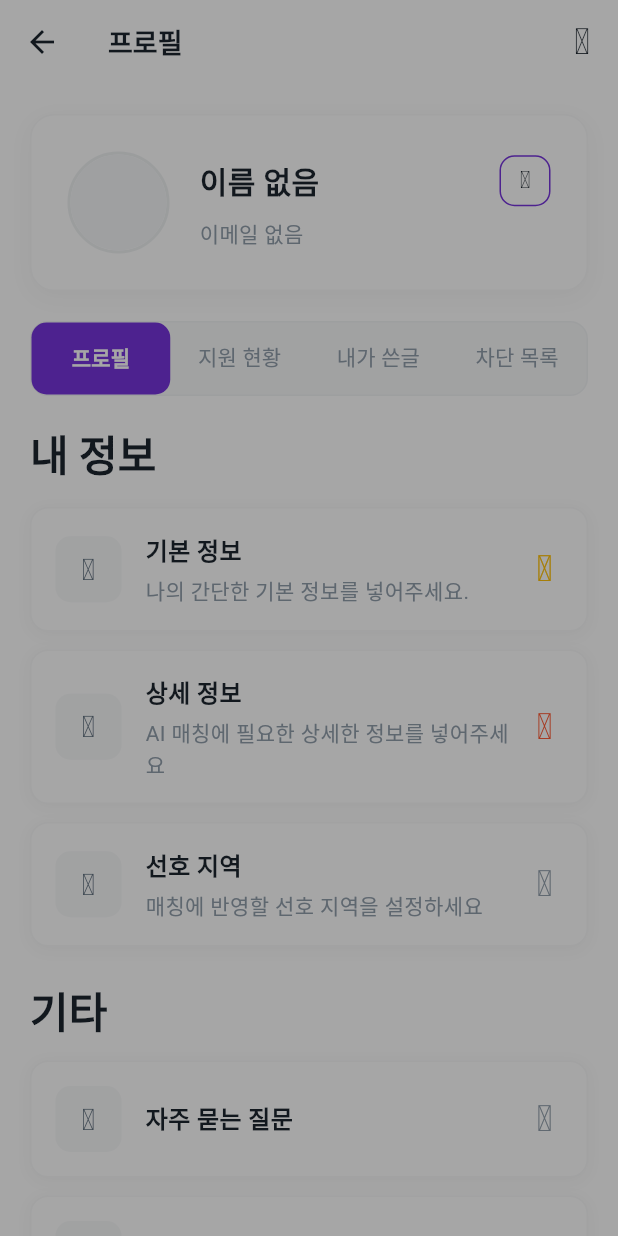
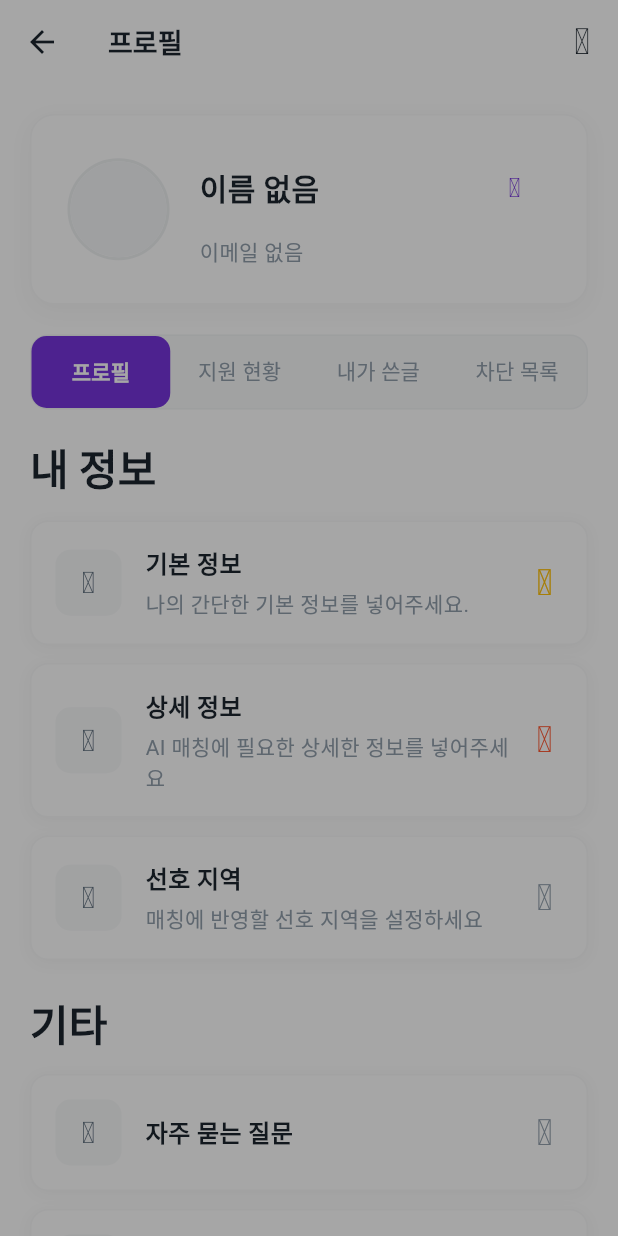
Before and after one commit to DHelperOS/bamstar, a Flutter app: the UserSettingsPage screen opened directly, after a tap on "선호 지역", on a phone screen of 412 x 824 dp. Run offline on Flutter 3.47's test engine with Material 3 defaults, Android fonts, the phone set to English and light mode, and no system bars; our stand-ins replace badges, cached_network_image, delightful_toast, dio, firebase_analytics, firebase_core and 18 more; missing offline and left inert: animated_emoji, avatar_stack, choice, google_mlkit_image_labeling, just_the_tooltip, kakao_flutter_sdk_common and 4 more; accounts and stored records are empty; network calls fail; Roboto replaces fonts that are missing (Pretendard); project files that could hold a hidden picture were left out.

Commit message:
style(user): remove edit button border, keep pen icon only

```diff
--- a/bamstar/lib/scenes/user_settings_page.dart
+++ b/bamstar/lib/scenes/user_settings_page.dart
@@ -178,20 +178,9 @@ class _UserSettingsPageState extends State<UserSettingsPage>
                           ),
                         ),
                         const SizedBox(width: 8),
-                        // Small bordered icon button (no text) aligned to the right of the name
-                        Container(
-                          decoration: BoxDecoration(
-                            borderRadius: BorderRadius.circular(10),
-                            border: Border.all(
-                              color: Theme.of(context).colorScheme.primary,
-                              width: 1,
-                            ),
-                          ),
-                          child: Material(
-                            color: Colors.transparent,
-                            child: InkWell(
-                              borderRadius: BorderRadius.circular(10),
-                              onTap: () => showEditProfileModal(
+                        // Small icon button (pen only, no border)
+                        IconButton(
+                          onPressed: () => showEditProfileModal(
                             context,
                             _profileImage,
                             onImagePicked: (img) {
@@ -199,16 +188,14 @@ class _UserSettingsPageState extends State<UserSettingsPage>
                               setState(() => _profileImage = img);
                             },
                           ),
-                              child: const Padding(
-                                padding: EdgeInsets.all(8.0),
-                                child: Icon(
+                          icon: Icon(
                             SolarIconsOutline.pen,
-                                  size: 16,
-                                  color: Color(0xFF1C252E),
+                            size: 18,
+                            color: Theme.of(context).colorScheme.primary,
                           ),
-                              ),
-                            ),
-                          ),
+                          padding: const EdgeInsets.all(8),
+                          constraints: const BoxConstraints(),
+                          tooltip: '프로필 편집',
                         ),
                       ],
                     ),
```
Lines whose indentation alone changed are shown as unchanged.
